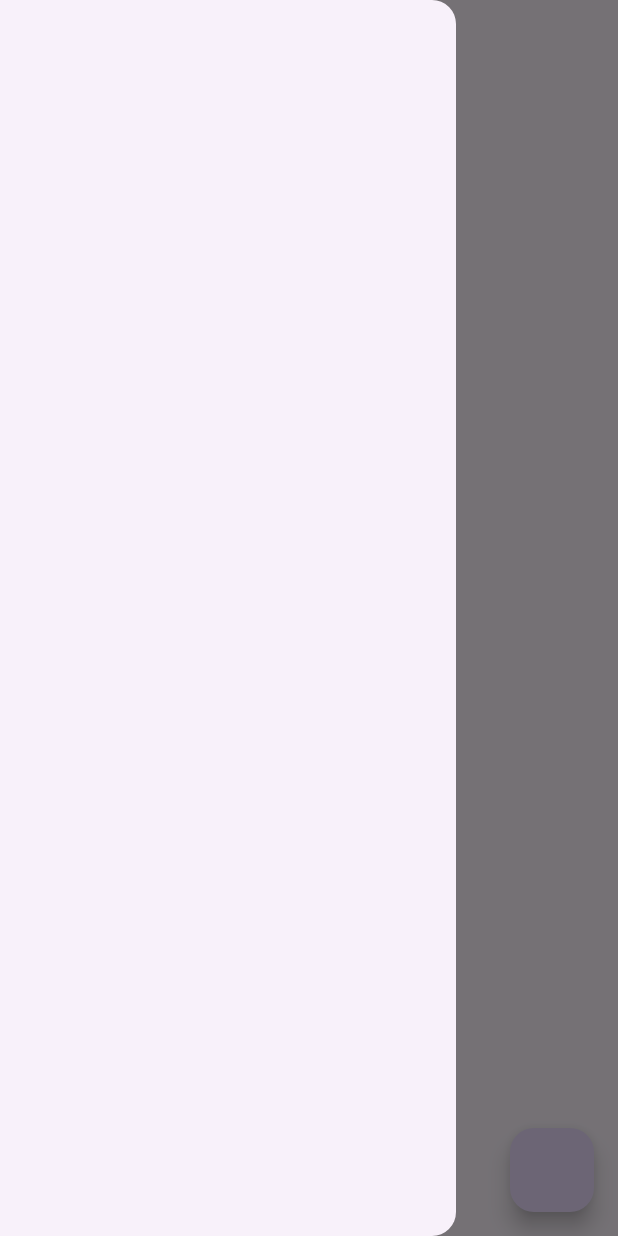
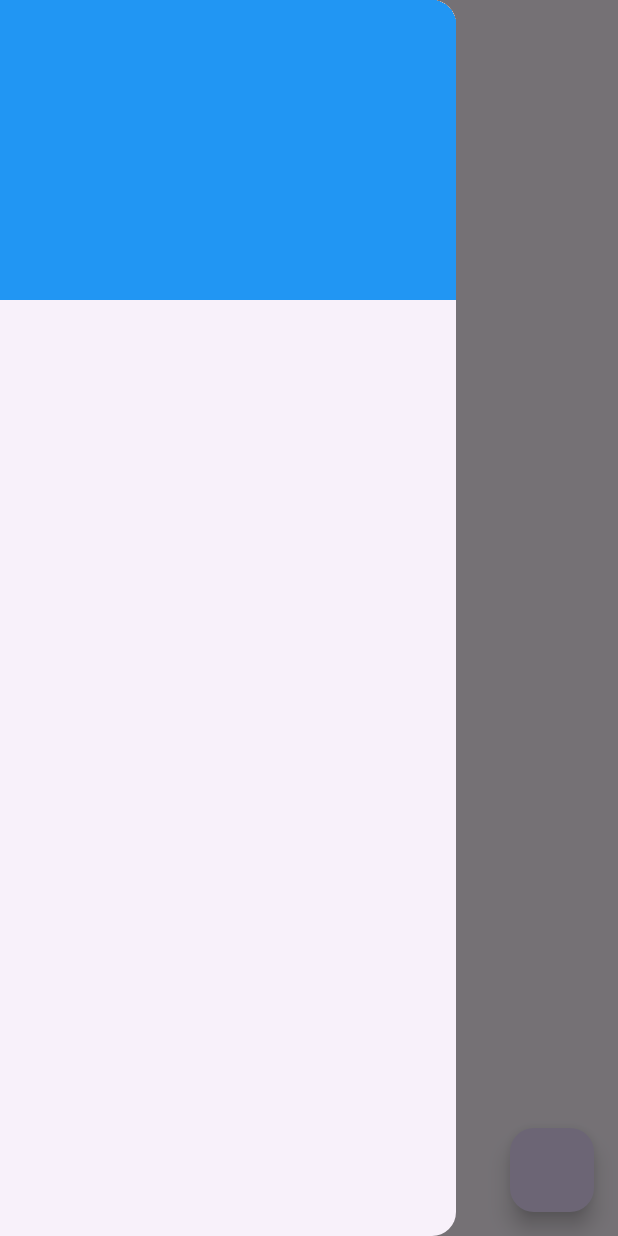
Before and after one commit to ftwr42/where_is_it_frontend, a Flutter app: the screen it shows after launch, with the side drawer open, on a phone screen of 412 x 824 dp. Run offline on Flutter 3.47's test engine with Material 2 defaults, Android fonts, the phone set to English and light mode, and no system bars.

Commit message:
started with drawer coding

```diff
--- /dev/null
+++ b/lib/drawer/DrawerModel.dart
@@ -0,0 +1 @@
+class DrawerModel {}
--- a/lib/drawer/drawer.dart
+++ b/lib/drawer/drawer.dart
@@ -5,6 +5,17 @@ class WiiDrawer extends StatelessWidget {
 
   @override
   Widget build(BuildContext context) {
-    return Drawer();
+    return Drawer(
+      child: ListView(
+        children: [
+          SizedBox(
+            height: 200,
+            child: Container(
+              color: Colors.blue,
+            ),
+          )
+        ],
+      ),
+    );
   }
 }
```
